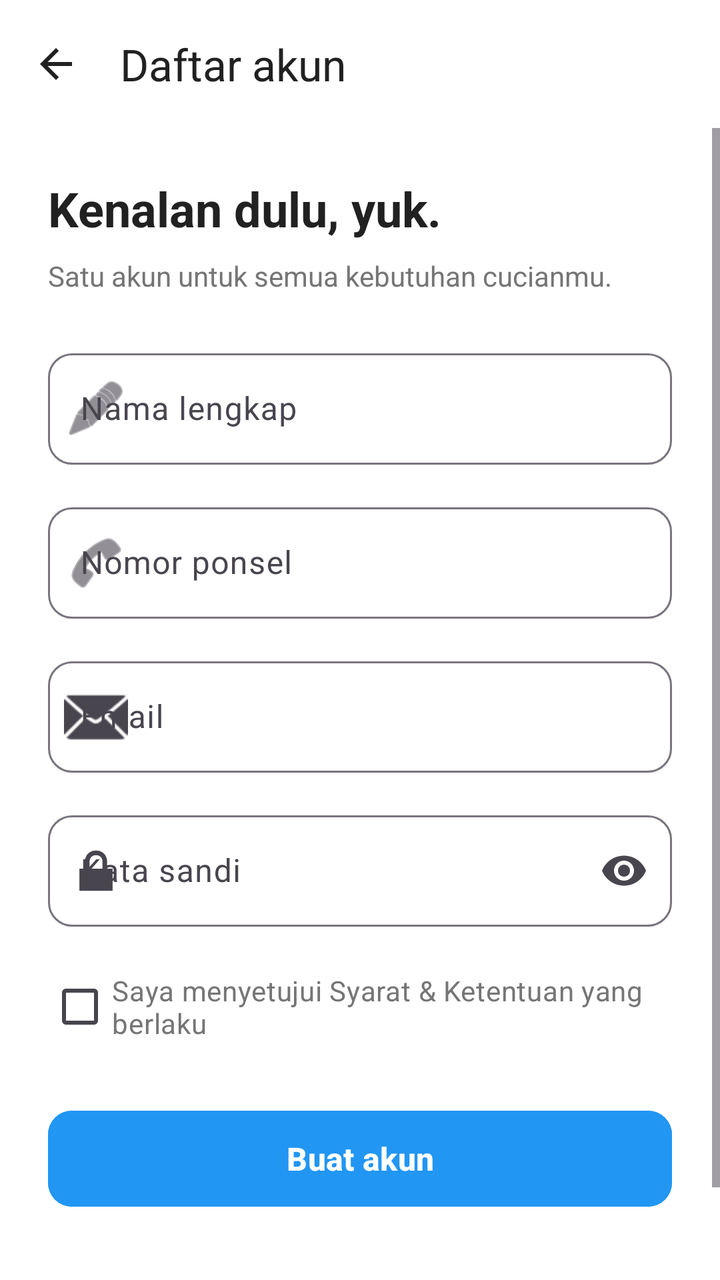
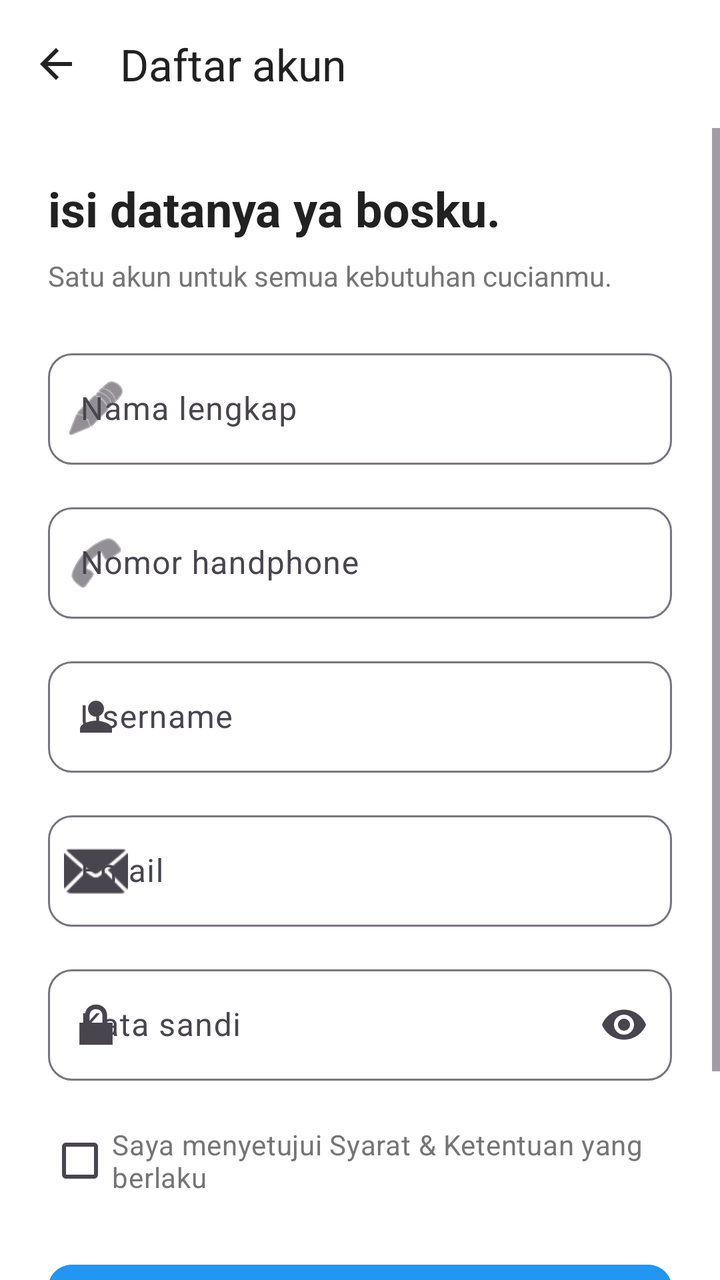

Screens rendered from an Android XML layout before and after an edit, with the pre-edit source and the edit as a unified diff.
<!-- AndroidManifest.xml: application theme Theme.ProjekLaundry_Danis -->
<!-- res/layout/activity_register.xml -->
<?xml version="1.0" encoding="utf-8"?>
<LinearLayout xmlns:android="http://schemas.android.com/apk/res/android"
    xmlns:app="http://schemas.android.com/apk/res-auto"
    xmlns:tools="http://schemas.android.com/tools"
    android:id="@+id/main"
    android:layout_width="match_parent"
    android:layout_height="match_parent"
    android:orientation="vertical"
    android:background="@color/white"
    tools:context=".RegisterActivity">

    
    <com.google.android.material.appbar.AppBarLayout
        android:layout_width="match_parent"
        android:layout_height="wrap_content"
        android:background="@color/white"
        app:elevation="0dp">

        <com.google.android.material.appbar.MaterialToolbar
            android:id="@+id/toolbar"
            android:layout_width="match_parent"
            android:layout_height="?attr/actionBarSize"
            app:title="Daftar akun"
            app:titleTextColor="#212121"
            app:navigationIcon="@drawable/ic_arrow_back_24" />

    </com.google.android.material.appbar.AppBarLayout>

    
    <ScrollView
        android:layout_width="match_parent"
        android:layout_height="match_parent"
        android:fillViewport="true">

        <LinearLayout
            android:layout_width="match_parent"
            android:layout_height="wrap_content"
            android:orientation="vertical"
            android:padding="24dp">

            
            <TextView
                android:layout_width="wrap_content"
                android:layout_height="wrap_content"
                android:text="Kenalan dulu, yuk."
                android:textSize="24sp"
                android:textStyle="bold"
                android:textColor="#212121"
                android:layout_marginBottom="8dp" />

            
            <TextView
                android:layout_width="wrap_content"
                android:layout_height="wrap_content"
                android:text="Satu akun untuk semua kebutuhan cucianmu."
                android:textSize="14sp"
                android:textColor="#757575"
                android:layout_marginBottom="24dp" />

            
            <com.google.android.material.textfield.TextInputLayout
                android:layout_width="match_parent"
                android:layout_height="wrap_content"
                android:hint="Nama lengkap"
                style="@style/Widget.Material3.TextInputLayout.OutlinedBox"
                app:boxCornerRadiusTopStart="12dp"
                app:boxCornerRadiusTopEnd="12dp"
                app:boxCornerRadiusBottomStart="12dp"
                app:boxCornerRadiusBottomEnd="12dp"
                app:startIconDrawable="@android:drawable/ic_menu_edit"
                android:layout_marginBottom="16dp">

                <com.google.android.material.textfield.TextInputEditText
                    android:id="@+id/etFullName"
                    android:layout_width="match_parent"
                    android:layout_height="wrap_content"
                    android:inputType="textPersonName"
                    android:maxLines="1" />

            </com.google.android.material.textfield.TextInputLayout>

            
            <com.google.android.material.textfield.TextInputLayout
                android:layout_width="match_parent"
                android:layout_height="wrap_content"
                android:hint="Nomor ponsel"
                style="@style/Widget.Material3.TextInputLayout.OutlinedBox"
                app:boxCornerRadiusTopStart="12dp"
                app:boxCornerRadiusTopEnd="12dp"
                app:boxCornerRadiusBottomStart="12dp"
                app:boxCornerRadiusBottomEnd="12dp"
                app:startIconDrawable="@android:drawable/ic_menu_call"
                android:layout_marginBottom="16dp">

                <com.google.android.material.textfield.TextInputEditText
                    android:id="@+id/etPhone"
                    android:layout_width="match_parent"
                    android:layout_height="wrap_content"
                    android:inputType="phone"
                    android:maxLines="1" />

            </com.google.android.material.textfield.TextInputLayout>

            
            <com.google.android.material.textfield.TextInputLayout
                android:layout_width="match_parent"
                android:layout_height="wrap_content"
                android:hint="Email"
                style="@style/Widget.Material3.TextInputLayout.OutlinedBox"
                app:boxCornerRadiusTopStart="12dp"
                app:boxCornerRadiusTopEnd="12dp"
                app:boxCornerRadiusBottomStart="12dp"
                app:boxCornerRadiusBottomEnd="12dp"
                app:startIconDrawable="@android:drawable/ic_dialog_email"
                android:layout_marginBottom="16dp">

                <com.google.android.material.textfield.TextInputEditText
                    android:id="@+id/etEmail"
                    android:layout_width="match_parent"
                    android:layout_height="wrap_content"
                    android:inputType="textEmailAddress"
                    android:maxLines="1" />

            </com.google.android.material.textfield.TextInputLayout>

            
            <com.google.android.material.textfield.TextInputLayout
                android:layout_width="match_parent"
                android:layout_height="wrap_content"
                android:hint="Kata sandi"
                style="@style/Widget.Material3.TextInputLayout.OutlinedBox"
                app:boxCornerRadiusTopStart="12dp"
                app:boxCornerRadiusTopEnd="12dp"
                app:boxCornerRadiusBottomStart="12dp"
                app:boxCornerRadiusBottomEnd="12dp"
                app:startIconDrawable="@android:drawable/ic_lock_lock"
                app:endIconMode="password_toggle"
                android:layout_marginBottom="16dp">

                <com.google.android.material.textfield.TextInputEditText
                    android:id="@+id/etPassword"
                    android:layout_width="match_parent"
                    android:layout_height="wrap_content"
                    android:inputType="textPassword"
                    android:maxLines="1" />

            </com.google.android.material.textfield.TextInputLayout>

            
            <CheckBox
                android:id="@+id/cbTerms"
                android:layout_width="match_parent"
                android:layout_height="wrap_content"
                android:text="Saya menyetujui Syarat &amp; Ketentuan yang berlaku"
                android:textColor="#757575"
                android:textSize="14sp"
                android:layout_marginBottom="24dp" />

            
            <Button
                android:id="@+id/btnRegister"
                android:layout_width="match_parent"
                android:layout_height="56dp"
                android:text="Buat akun"
                android:textSize="16sp"
                android:textStyle="bold"
                android:textColor="@color/white"
                android:backgroundTint="#2196F3"
                app:cornerRadius="12dp"
                android:layout_marginBottom="24dp" />

            
            <TextView
                android:id="@+id/tvLoginLink"
                android:layout_width="wrap_content"
                android:layout_height="wrap_content"
                android:text="Sudah punya akun? Masuk"
                android:textColor="#757575"
                android:layout_gravity="center_horizontal"
                android:padding="8dp"
                android:gravity="center" />

        </LinearLayout>
    </ScrollView>

</LinearLayout>
<!-- resources referenced by this layout -->
<resources>
  <color name="white">#FFFFFFFF</color>
  <!-- drawable ic_arrow_back_24 (drawable) -->
  <vector xmlns:android="http://schemas.android.com/apk/res/android"
      android:width="24dp"
      android:height="24dp"
      android:viewportWidth="24"
      android:viewportHeight="24">
    <path
        android:fillColor="#212121"
        android:pathData="M20,11H7.83l5.59,-5.59L12,4l-8,8 8,8 1.41,-1.41L7.83,13H20v-2z"/>
  </vector>
  <style name="Theme.ProjekLaundry_Danis" parent="Base.Theme.ProjekLaundry_Danis" />
  <style name="Base.Theme.ProjekLaundry_Danis" parent="Theme.Material3.DayNight.NoActionBar">
          
          
      </style>
</resources>

<!-- the commit's change to res/layout/activity_register.xml (unified diff, before → after) -->
@@ -42,7 +42,7 @@
             <TextView
                 android:layout_width="wrap_content"
                 android:layout_height="wrap_content"
-                android:text="Kenalan dulu, yuk."
+                android:text="isi datanya ya bosku."
                 android:textSize="24sp"
                 android:textStyle="bold"
                 android:textColor="#212121"
@@ -83,7 +83,7 @@
             <com.google.android.material.textfield.TextInputLayout
                 android:layout_width="match_parent"
                 android:layout_height="wrap_content"
-                android:hint="Nomor ponsel"
+                android:hint="Nomor handphone"
                 style="@style/Widget.Material3.TextInputLayout.OutlinedBox"
                 app:boxCornerRadiusTopStart="12dp"
                 app:boxCornerRadiusTopEnd="12dp"
@@ -97,6 +97,28 @@
                     android:layout_width="match_parent"
                     android:layout_height="wrap_content"
                     android:inputType="phone"
+                    android:maxLines="1" />
+
+            </com.google.android.material.textfield.TextInputLayout>
+
+            
+            <com.google.android.material.textfield.TextInputLayout
+                android:layout_width="match_parent"
+                android:layout_height="wrap_content"
+                android:hint="Username"
+                style="@style/Widget.Material3.TextInputLayout.OutlinedBox"
+                app:boxCornerRadiusTopStart="12dp"
+                app:boxCornerRadiusTopEnd="12dp"
+                app:boxCornerRadiusBottomStart="12dp"
+                app:boxCornerRadiusBottomEnd="12dp"
+                app:startIconDrawable="@drawable/ic_user_24"
+                android:layout_marginBottom="16dp">
+
+                <com.google.android.material.textfield.TextInputEditText
+                    android:id="@+id/etUsername"
+                    android:layout_width="match_parent"
+                    android:layout_height="wrap_content"
+                    android:inputType="text"
                     android:maxLines="1" />
 
             </com.google.android.material.textfield.TextInputLayout>
<!-- resource entries referenced after the edit -->
@@ -11,6 +11,16 @@
         android:fillColor="#212121"
         android:pathData="M20,11H7.83l5.59,-5.59L12,4l-8,8 8,8 1.41,-1.41L7.83,13H20v-2z"/>
   </vector>
+  <!-- drawable ic_user_24 (drawable) -->
+  <vector xmlns:android="http://schemas.android.com/apk/res/android"
+      android:width="24dp"
+      android:height="24dp"
+      android:viewportWidth="24"
+      android:viewportHeight="24">
+    <path
+        android:fillColor="#757575"
+        android:pathData="M12,12c2.21,0 4,-1.79 4,-4s-1.79,-4 -4,-4 -4,1.79 -4,4 1.79,4 4,4zM12,14c-2.67,0 -8,1.34 -8,4v2h16v-2c0,-2.66 -5.33,-4 -8,-4z"/>
+  </vector>
   <style name="Theme.ProjekLaundry_Danis" parent="Base.Theme.ProjekLaundry_Danis" />
   <style name="Base.Theme.ProjekLaundry_Danis" parent="Theme.Material3.DayNight.NoActionBar">
           
